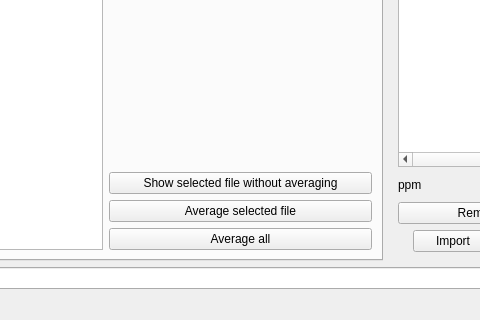
Old version of the form Oribitool.ui in the repository l460289052/Orbitool; both pictures show x 755 to 1235 and y 384 to 704 of the 1383 by 704 pixel window.
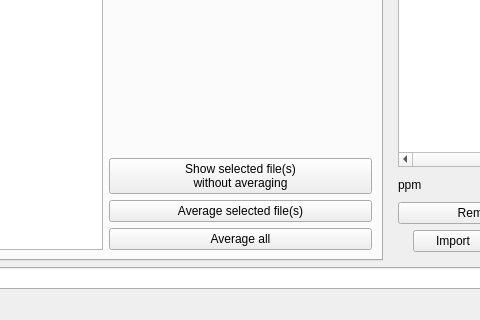
New version of the form. The open tabs and pages were chosen to show the change.

Diff of the .ui file:
```diff
--- a/Oribitool.ui
+++ b/Oribitool.ui
@@ -347,7 +347,8 @@
                 </sizepolicy>
                </property>
                <property name="text">
-                <string>Show selected file without averaging</string>
+                <string>Show selected file(s)
+without averaging</string>
                </property>
               </widget>
              </item>
@@ -360,7 +361,7 @@
                 </sizepolicy>
                </property>
                <property name="text">
-                <string>Average selected file</string>
+                <string>Average selected file(s)</string>
                </property>
               </widget>
              </item>
```
Left out of the diff: 2 changed lines with no effect on the pictures.
